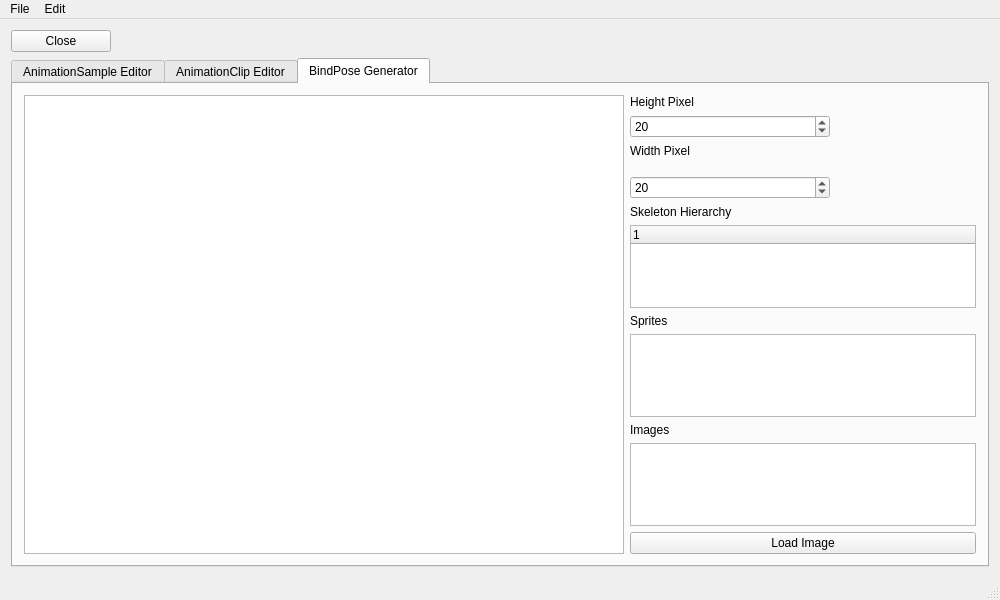
This is AnimationTool/mainwindow.ui in doyoon-k/2D_Skeleton_Animation_Tool as Qt 5 draws it before an edit. The edited form follows.
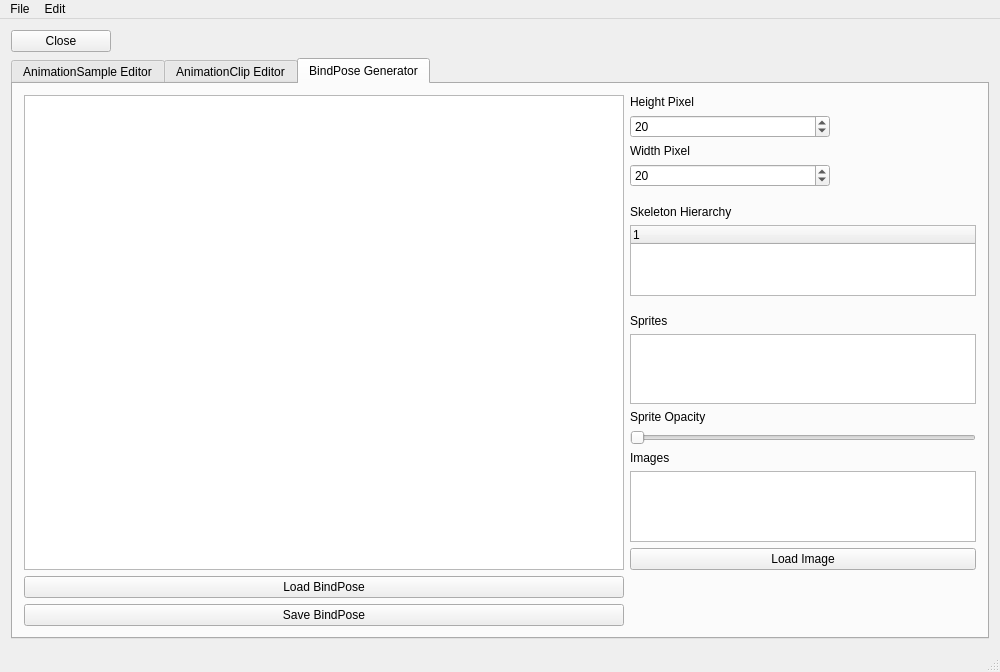
This is the edited form. Custom widgets are drawn as their Qt base class.

```diff
--- a/AnimationTool/mainwindow.ui
+++ b/AnimationTool/mainwindow.ui
@@ -47,29 +47,78 @@
         <string>BindPose Generator</string>
        </attribute>
        <layout class="QGridLayout" name="gridLayout_2">
-        <item row="0" column="2">
-         <widget class="QLabel" name="HeightPixelLabel">
+        <item row="13" column="2">
+         <widget class="QSlider" name="spriteOpacitySlider">
           <property name="maximumSize">
            <size>
-            <width>200</width>
+            <width>800</width>
+            <height>16777215</height>
+           </size>
+          </property>
+          <property name="orientation">
+           <enum>Qt::Horizontal</enum>
+          </property>
+         </widget>
+        </item>
+        <item row="16" column="2">
+         <widget class="QPushButton" name="loadImagePushButton">
+          <property name="maximumSize">
+           <size>
+            <width>800</width>
+            <height>16777215</height>
+           </size>
+          </property>
+          <property name="text">
+           <string>Load Image</string>
+          </property>
+         </widget>
+        </item>
+        <item row="17" column="0">
+         <widget class="QPushButton" name="loadBindPoseButton">
+          <property name="maximumSize">
+           <size>
+            <width>800</width>
             <height>200</height>
            </size>
           </property>
           <property name="text">
-           <string>Height Pixel</string>
+           <string>Load BindPose</string>
           </property>
          </widget>
         </item>
-        <item row="5" column="2">
-         <widget class="QSpinBox" name="heightPixelSpinBox">
+        <item row="2" column="2">
+         <widget class="QLabel" name="WidthPixelLabel">
           <property name="maximumSize">
            <size>
             <width>200</width>
             <height>200</height>
            </size>
           </property>
-          <property name="value">
-           <number>20</number>
+          <property name="text">
+           <string>Width Pixel</string>
+          </property>
+         </widget>
+        </item>
+        <item row="18" column="0">
+         <widget class="QPushButton" name="saveBindPoseButton">
+          <property name="maximumSize">
+           <size>
+            <width>800</width>
+            <height>200</height>
+           </size>
+          </property>
+          <property name="text">
+           <string>Save BindPose</string>
+          </property>
+         </widget>
+        </item>
+        <item row="15" column="2">
+         <widget class="QListWidget" name="imagesList">
+          <property name="maximumSize">
+           <size>
+            <width>800</width>
+            <height>16777215</height>
+           </size>
           </property>
          </widget>
         </item>
@@ -93,75 +142,13 @@
           </property>
          </widget>
         </item>
-        <item row="0" column="0" rowspan="13">
-         <widget class="BindPoseAnimSampleGeneratorGraphicsView" name="bindposeGraphicsView">
-          <property name="minimumSize">
-           <size>
-            <width>600</width>
-            <height>400</height>
-           </size>
-          </property>
-          <property name="mouseTracking">
-           <bool>true</bool>
-          </property>
-          <property name="verticalScrollBarPolicy">
-           <enum>Qt::ScrollBarAlwaysOff</enum>
-          </property>
-          <property name="horizontalScrollBarPolicy">
-           <enum>Qt::ScrollBarAlwaysOff</enum>
-          </property>
-          <property name="dragMode">
-           <enum>QGraphicsView::RubberBandDrag</enum>
-          </property>
-         </widget>
-        </item>
-        <item row="2" column="2">
-         <widget class="QLabel" name="WidthPixelLabel">
-          <property name="maximumSize">
-           <size>
-            <width>200</width>
-            <height>200</height>
-           </size>
-          </property>
-          <property name="text">
-           <string>Width Pixel</string>
-          </property>
-         </widget>
-        </item>
-        <item row="10" column="2">
+        <item row="14" column="2">
          <widget class="QLabel" name="imagesLabel">
           <property name="text">
            <string>Images </string>
           </property>
          </widget>
         </item>
-        <item row="11" column="2">
-         <widget class="QListWidget" name="imagesList">
-          <property name="maximumSize">
-           <size>
-            <width>800</width>
-            <height>16777215</height>
-           </size>
-          </property>
-         </widget>
-        </item>
-        <item row="9" column="2">
-         <widget class="SpriteListWidget" name="spriteList">
-          <property name="maximumSize">
-           <size>
-            <width>800</width>
-            <height>16777215</height>
-           </size>
-          </property>
-         </widget>
-        </item>
-        <item row="8" column="2">
-         <widget class="QLabel" name="spritesLabel">
-          <property name="text">
-           <string>Sprites</string>
-          </property>
-         </widget>
-        </item>
         <item row="7" column="2">
          <widget class="SkeletonHierarchyTreeWidget" name="skeletonHierarchyTree">
           <property name="maximumSize">
@@ -192,8 +179,28 @@
           </column>
          </widget>
         </item>
+        <item row="0" column="2">
+         <widget class="QLabel" name="HeightPixelLabel">
+          <property name="maximumSize">
+           <size>
+            <width>200</width>
+            <height>200</height>
+           </size>
+          </property>
+          <property name="text">
+           <string>Height Pixel</string>
+          </property>
+         </widget>
+        </item>
+        <item row="10" column="2">
+         <widget class="QLabel" name="spritesLabel">
+          <property name="text">
+           <string>Sprites</string>
+          </property>
+         </widget>
+        </item>
         <item row="12" column="2">
-         <widget class="QPushButton" name="loadImagePushButton">
+         <widget class="QLabel" name="spriteOpacityLabel">
           <property name="maximumSize">
            <size>
             <width>800</width>
@@ -201,7 +208,52 @@
            </size>
           </property>
           <property name="text">
-           <string>Load Image</string>
+           <string>Sprite Opacity</string>
+          </property>
+         </widget>
+        </item>
+        <item row="0" column="0" rowspan="17">
+         <widget class="BindPoseAnimSampleGeneratorGraphicsView" name="bindposeGraphicsView">
+          <property name="minimumSize">
+           <size>
+            <width>600</width>
+            <height>400</height>
+           </size>
+          </property>
+          <property name="mouseTracking">
+           <bool>true</bool>
+          </property>
+          <property name="verticalScrollBarPolicy">
+           <enum>Qt::ScrollBarAlwaysOff</enum>
+          </property>
+          <property name="horizontalScrollBarPolicy">
+           <enum>Qt::ScrollBarAlwaysOff</enum>
+          </property>
+          <property name="dragMode">
+           <enum>QGraphicsView::RubberBandDrag</enum>
+          </property>
+         </widget>
+        </item>
+        <item row="3" column="2">
+         <widget class="QSpinBox" name="heightPixelSpinBox">
+          <property name="maximumSize">
+           <size>
+            <width>200</width>
+            <height>200</height>
+           </size>
+          </property>
+          <property name="value">
+           <number>20</number>
+          </property>
+         </widget>
+        </item>
+        <item row="11" column="2">
+         <widget class="SpriteListWidget" name="spriteList">
+          <property name="maximumSize">
+           <size>
+            <width>800</width>
+            <height>16777215</height>
+           </size>
           </property>
          </widget>
         </item>
```
